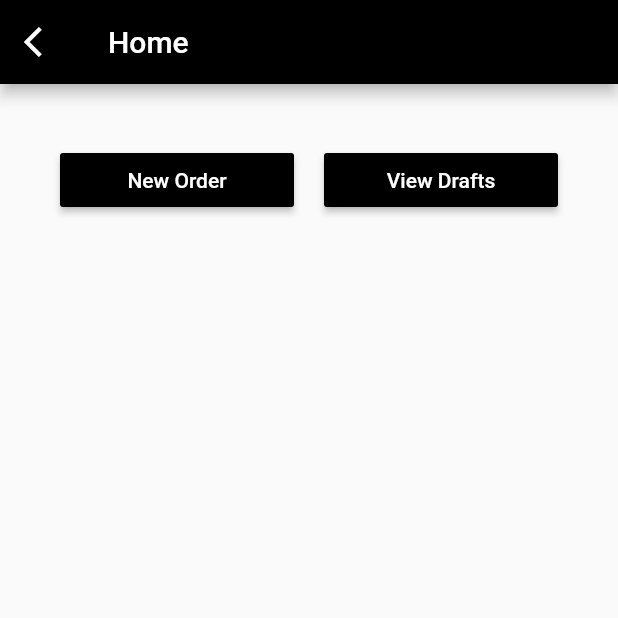
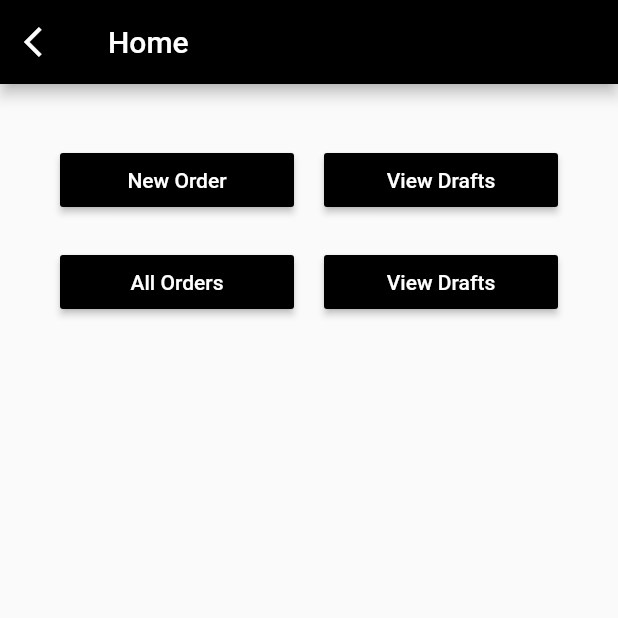
Before and after one commit to cRhettiarachchi/CSSE_MOBILE, a Flutter app: the Landing screen opened directly, on a phone screen of 412 x 824 dp, the top half of it. Run offline on Flutter 3.47's test engine with Material 2 defaults, Android fonts, the phone set to English and light mode, and no system bars; our stand-ins replace dio, flutter_dotenv, fluttertoast, jwt_decoder.

Commit message:
dummy page added

```diff
--- a/lib/landing.dart
+++ b/lib/landing.dart
@@ -52,6 +52,36 @@ class Landing extends StatelessWidget {
                   ),
                 ],
               ),
+
+              Row(
+                children: [
+                  Expanded(
+                    child:Container(
+                      margin: EdgeInsets.all(10),
+                      child: RaisedButton(
+                        onPressed: () {
+                          Route route = MaterialPageRoute(builder: (context) => NewOrder());
+                          Navigator.push(context, route);
+                        },
+                        child: Text('All Orders', style: TextStyle(color: Colors.white),),
+                        color: Colors.black,
+                      ),
+                    ),
+                  ),
+                  Expanded(
+                    child:Container(
+                      margin: EdgeInsets.all(10),
+                      child: RaisedButton(
+                        onPressed: () {
+
+                        },
+                        child: Text('View Drafts', style: TextStyle(color: Colors.white),),
+                        color: Colors.black,
+                      ),
+                    ),
+                  ),
+                ],
+              ),
             ],
           ),
         ),
--- a/lib/new-order.dart
+++ b/lib/new-order.dart
@@ -1,3 +1,4 @@
+import 'package:csse/orderDetails.dart';
 import 'package:csse/services/itemService.dart';
 import 'package:flutter/cupertino.dart';
 import 'package:flutter/material.dart';
@@ -267,6 +268,8 @@ class _NewOrderState extends State<NewOrder> {
                     onPressed: () {
                       print(individualItems.map((e) => e.total));
                       ItemService().purchaseOrder(globals.token, individualItems);
+                      Route route = MaterialPageRoute(builder: (context) => OrderDetails());
+                      Navigator.push(context, route);
                     },
                     child: Text(
                       'Create Purchase',
```
Also changed, not shown: lib/orderDetails.dart (added, +123 -0 lines).
